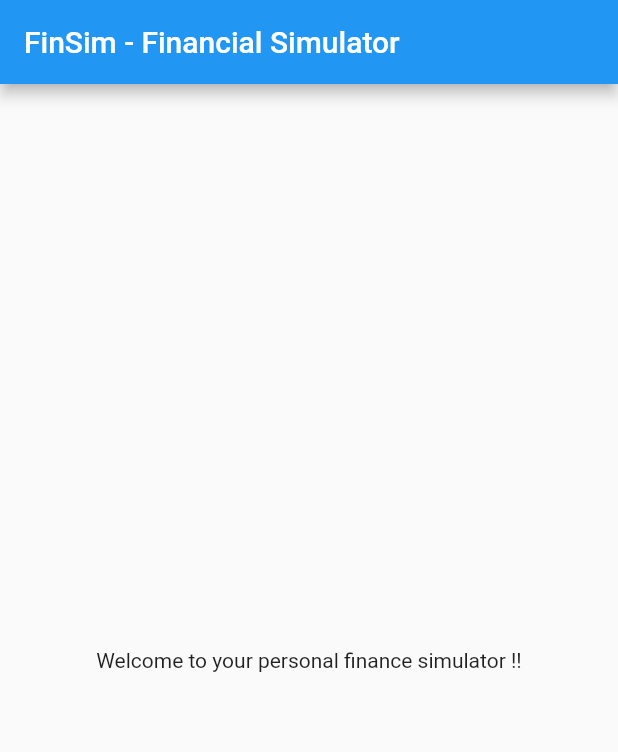
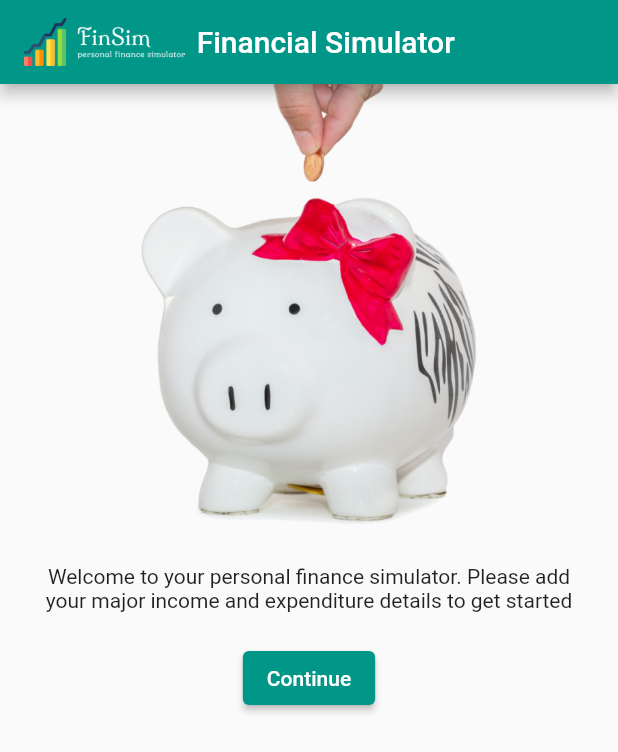
Before and after one commit to sunnyjaiswal22/finsim, a Flutter app: the screen it shows after launch, on a phone screen of 412 x 824 dp. Shown: the top 752 px of the screen. Run offline on Flutter 3.47's test engine with Material 2 defaults, Android fonts, the phone set to English and light mode, and no system bars.

Commit message:
Designed home page, added images

```diff
--- a/lib/main.dart
+++ b/lib/main.dart
@@ -10,17 +10,17 @@ class MyApp extends StatelessWidget {
     return MaterialApp(
       title: 'Financial Simulator',
       theme: ThemeData(
-        primarySwatch: Colors.blue,
+        primarySwatch: Colors.teal,
       ),
-      home: MyHomePage(title: 'FinSim - Financial Simulator'),
+      home: MyHomePage(),
     );
   }
 }
 
 class MyHomePage extends StatefulWidget {
-  MyHomePage({Key? key, required this.title}) : super(key: key);
-
-  final String title;
+  MyHomePage({
+    Key? key,
+  }) : super(key: key);
 
   @override
   _MyHomePageState createState() => _MyHomePageState();
@@ -31,15 +31,34 @@ class _MyHomePageState extends State<MyHomePage> {
   Widget build(BuildContext context) {
     return Scaffold(
       appBar: AppBar(
-        title: Text(widget.title),
+        title: Row(
+          children: [
+            Image.asset(
+              'assets/images/logo_white.png',
+              fit: BoxFit.contain,
+              height: 32,
+            ),
+            Container(
+                padding: const EdgeInsets.all(8.0),
+                child: Text('Financial Simulator'))
+          ],
+        ),
       ),
-      body: Center(
+      body: Padding(
+        padding: EdgeInsets.symmetric(horizontal: 30, vertical: 0),
         child: Column(
-          mainAxisAlignment: MainAxisAlignment.center,
-          children: <Widget>[
+          children: [
+            Container(
+              height: 300,
+              child: Image.asset('assets/images/pig.png'),
+            ),
+            SizedBox(height: 20),
             Text(
-              'Welcome to your personal finance simulator !!',
+              'Welcome to your personal finance simulator. Please add your major income and expenditure details to get started',
+              textAlign: TextAlign.center,
             ),
+            SizedBox(height: 20),
+            ElevatedButton(onPressed: () {}, child: Text('Continue')),
           ],
         ),
       ),
--- a/pubspec.yaml
+++ b/pubspec.yaml
@@ -45,9 +45,8 @@ flutter:
   uses-material-design: true
 
   # To add assets to your application, add an assets section, like this:
-  # assets:
-  #   - images/a_dot_burr.jpeg
-  #   - images/a_dot_ham.jpeg
+  assets:
+    - assets/images/
 
   # An image asset can refer to one or more resolution-specific "variants", see
   # https://flutter.dev/assets-and-images/#resolution-aware.
```
Also changed, not shown: lib/screens/add_income_screen.dart (added, +15 -0 lines), lib/widgets/add_income_form.dart (added, +34 -0 lines), assets/images/logo_black.png (added), assets/images/logo_green.png (added), assets/images/logo_white.png (added), assets/images/pig.png (added).
